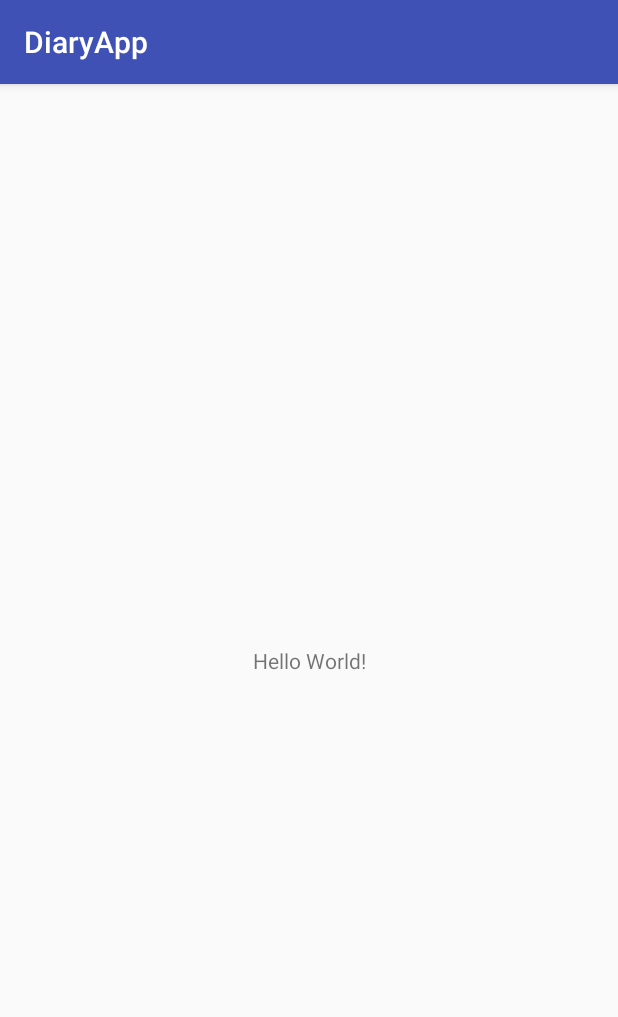
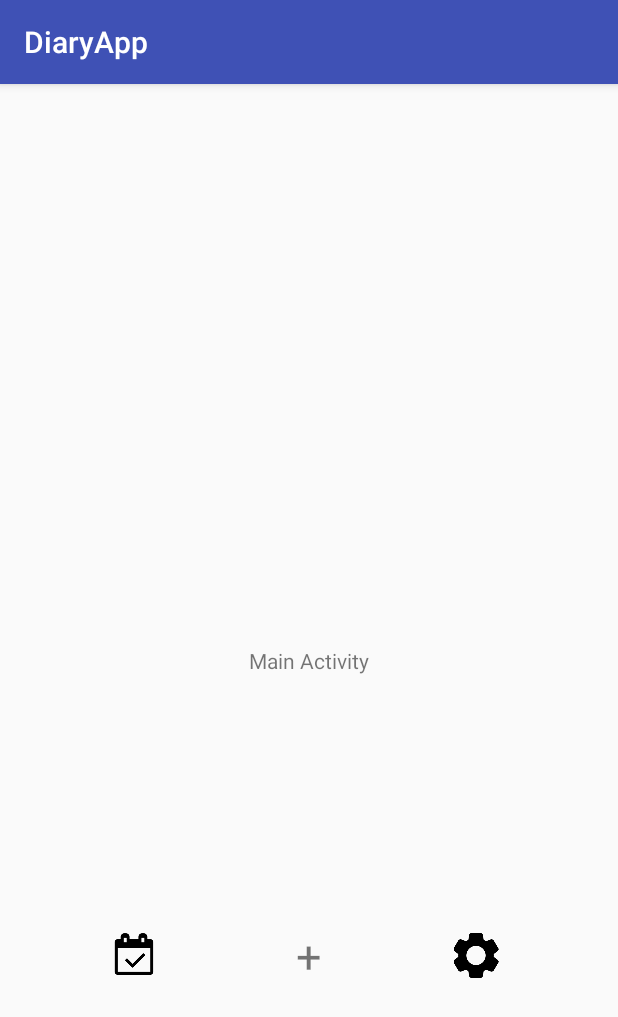
Before and after one commit to k2dh007/DiaryApp, an Android app: the screen it shows after launch (MainActivity), on a phone screen of 412 x 824 dp. Shown: the top 1017 px of the screen. Run offline under Robolectric (Android 15) with nearby library versions, the phone set to English and light mode, and no system bars.

Commit message:
Main Activity에 버튼 구현(다혜)

```diff
--- a/app/build.gradle
+++ b/app/build.gradle
@@ -20,7 +20,7 @@ android {
 
 dependencies {
     implementation fileTree(dir: 'libs', include: ['*.jar'])
-    implementation 'com.android.support:appcompat-v7:28.0.0-alpha3'
+    implementation 'com.android.support:appcompat-v7:28.0.0-alpha1'
     implementation 'com.android.support.constraint:constraint-layout:1.1.2'
     testImplementation 'junit:junit:4.12'
     androidTestImplementation 'com.android.support.test:runner:1.0.2'
--- a/app/src/main/AndroidManifest.xml
+++ b/app/src/main/AndroidManifest.xml
@@ -16,6 +16,9 @@
                 <category android:name="android.intent.category.LAUNCHER" />
             </intent-filter>
         </activity>
+        <activity android:name=".ContentActivity"/>
+        <activity android:name=".CalenderActivity"/>
+        <activity android:name=".SettingActivity"/>
     </application>
 
 </manifest>
--- a/app/src/main/java/com/example/q/diaryapp/MainActivity.java
+++ b/app/src/main/java/com/example/q/diaryapp/MainActivity.java
@@ -1,7 +1,11 @@
 package com.example.q.diaryapp;
 
+import android.content.Intent;
 import android.support.v7.app.AppCompatActivity;
 import android.os.Bundle;
+import android.view.View;
+import android.widget.ImageView;
+import android.widget.TextView;
 
 public class MainActivity extends AppCompatActivity {
 
@@ -9,5 +13,32 @@ public class MainActivity extends AppCompatActivity {
     protected void onCreate(Bundle savedInstanceState) {
         super.onCreate(savedInstanceState);
         setContentView(R.layout.activity_main);
+
+        TextView addButton = (TextView) findViewById(R.id.addButton);
+        addButton.setOnClickListener(new View.OnClickListener() {
+            @Override
+            public void onClick(View view) {
+                Intent intent = new Intent(MainActivity.this, ContentActivity.class);
+                startActivity(intent);
+            }
+        });
+
+        ImageView calender = (ImageView) findViewById(R.id.calender);
+        calender.setOnClickListener(new View.OnClickListener() {
+            @Override
+            public void onClick(View view) {
+                Intent intent = new Intent(MainActivity.this, CalenderActivity.class);
+                startActivity(intent);
+            }
+        });
+
+        ImageView setting = (ImageView) findViewById(R.id.setting);
+        setting.setOnClickListener(new View.OnClickListener() {
+            @Override
+            public void onClick(View view) {
+                Intent intent = new Intent(MainActivity.this, SettingActivity.class);
+                startActivity(intent);
+            }
+        });
     }
 }
--- a/app/src/main/res/layout/activity_main.xml
+++ b/app/src/main/res/layout/activity_main.xml
@@ -7,12 +7,60 @@
     tools:context=".MainActivity">
 
     <TextView
+        android:id="@+id/textView"
         android:layout_width="wrap_content"
         android:layout_height="wrap_content"
-        android:text="Hello World!"
+        android:text="Main Activity"
         app:layout_constraintBottom_toBottomOf="parent"
         app:layout_constraintLeft_toLeftOf="parent"
         app:layout_constraintRight_toRightOf="parent"
         app:layout_constraintTop_toTopOf="parent" />
 
+    <TextView
+        android:id="@+id/addButton"
+        android:layout_width="wrap_content"
+        android:layout_height="wrap_content"
+        android:layout_marginBottom="8dp"
+        android:layout_marginEnd="8dp"
+        android:layout_marginStart="8dp"
+        android:layout_marginTop="8dp"
+        android:clickable="true"
+        android:text=" + "
+        android:textSize="30dp"
+        app:layout_constraintBottom_toBottomOf="parent"
+        app:layout_constraintEnd_toEndOf="parent"
+        app:layout_constraintStart_toStartOf="parent"
+        app:layout_constraintTop_toBottomOf="@+id/textView" />
+
+    <ImageView
+        android:id="@+id/calender"
+        android:layout_width="40dp"
+        android:layout_height="36dp"
+        android:layout_marginBottom="8dp"
+        android:layout_marginEnd="8dp"
+        android:layout_marginStart="8dp"
+        android:clickable="true"
+        android:src="@drawable/calender"
+        app:layout_constraintBottom_toBottomOf="parent"
+        app:layout_constraintEnd_toStartOf="@+id/addButton"
+        app:layout_constraintHorizontal_bias="0.458"
+        app:layout_constraintStart_toStartOf="parent"
+        app:layout_constraintTop_toBottomOf="@+id/textView"
+        app:layout_constraintVertical_bias="0.509" />
+
+    <ImageView
+        android:id="@+id/setting"
+        android:layout_width="33dp"
+        android:layout_height="30dp"
+        android:layout_marginBottom="8dp"
+        android:layout_marginEnd="8dp"
+        android:layout_marginStart="8dp"
+        android:layout_marginTop="8dp"
+        android:clickable="true"
+        android:src="@drawable/setting"
+        app:layout_constraintBottom_toBottomOf="parent"
+        app:layout_constraintEnd_toEndOf="parent"
+        app:layout_constraintStart_toEndOf="@+id/addButton"
+        app:layout_constraintTop_toBottomOf="@+id/textView" />
+
 </android.support.constraint.ConstraintLayout>
```
Also changed, not shown: app/src/main/java/com/example/q/diaryapp/CalenderActivity.java (+13 -1 lines), app/src/main/java/com/example/q/diaryapp/ContentActivity.java (+13 -1 lines), app/src/main/java/com/example/q/diaryapp/SettingActivity.java (+13 -1 lines), app/src/main/res/layout/activity_calender.xml (added, +12 -0 lines), app/src/main/res/layout/activity_content.xml (added, +12 -0 lines), app/src/main/res/layout/activity_setting.xml (added, +12 -0 lines), app/src/main/res/drawable/calender.png (added), app/src/main/res/drawable/setting.png (added).
